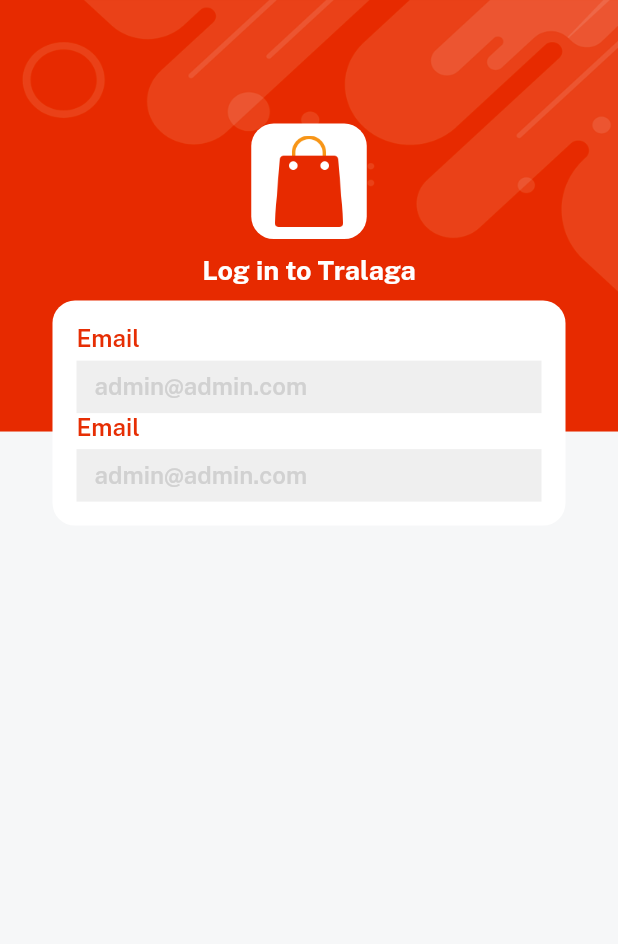
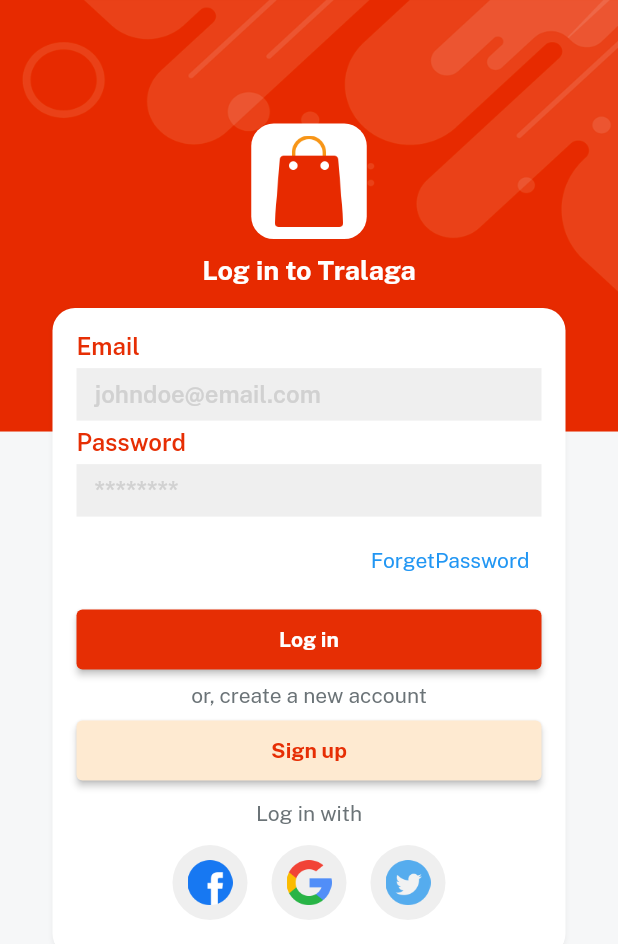
Before and after one commit to hayderr-glitch/iragam, a Flutter app: the screen it shows after launch, on a phone screen of 412 x 824 dp. Shown: the top 944 px of the screen. Run offline on Flutter 3.47's test engine with Material 2 defaults, Android fonts, the phone set to English and light mode, and no system bars; our stand-ins replace get, velocity_x.

Commit message:
sign up screen

```diff
--- a/lib/consts/colors.dart
+++ b/lib/consts/colors.dart
@@ -7,3 +7,4 @@ const Color whiteColor = Color.fromRGBO(255, 255, 255, 1);
 const Color lightGrey = Color.fromRGBO(239, 239, 239, 1);
 const Color redColor = Color.fromRGBO(230, 46, 4, 1);
 const Color golden = Color.fromRGBO(255, 168, 0, 1);
+const Color lightgolden = Color(0xfffEEAD1);
--- /dev/null
+++ b/lib/consts/lists.dart
@@ -0,0 +1,3 @@
+import 'package:tralaga/consts/images.dart';
+
+const socialIconList = [icFacebookLogo, icGoogleLogo, icTwitterLogo];
--- a/lib/consts/strings.dart
+++ b/lib/consts/strings.dart
@@ -2,6 +2,14 @@ const appname = "Tralaga";
 const appversion = "Version 1.0.0";
 const credits = "@Xeplas";
 const email = "Email";
-const emailHint = "admin@admin.com";
+const emailHint = "johndoe@email.com";
 const password = "Password";
 const passwordHint = "********";
+const retypePassword = "Retype Password";
+const name = "Name";
+const nameHint = "John Doe";
+const forgetPassword = "ForgetPassword";
+const login = "Log in";
+const signup = "Sign up";
+const createNewAccount = "or, create a new account";
+const loginWith = "Log in with";
--- a/lib/views/auth_screen/login_screen.dart
+++ b/lib/views/auth_screen/login_screen.dart
@@ -1,15 +1,23 @@
 import 'package:flutter/material.dart';
+import 'package:get/get.dart';
+import 'package:get/get_core/src/get_main.dart';
 import 'package:tralaga/consts/consts.dart';
+import 'package:tralaga/consts/lists.dart';
+import 'package:tralaga/views/auth_screen/signup_screen.dart';
 import 'package:tralaga/widgets_common/applogo_widget.dart';
 import 'package:tralaga/widgets_common/bg_widget.dart';
 import 'package:tralaga/widgets_common/custom_textfield.dart';
+
+import '../../widgets_common/our_button.dart';
 
 class LoginScreen extends StatelessWidget {
   const LoginScreen({Key? key}) : super(key: key);
 
   @override
   Widget build(BuildContext context) {
-    return bgWidget(child: Scaffold(
+    return bgWidget(
+        child: Scaffold(
+      resizeToAvoidBottomInset: false,
       body: Center(
         child: Center(
           child: Column(
@@ -18,13 +26,62 @@ class LoginScreen extends StatelessWidget {
               applogoWidget(),
               10.heightBox,
               "Log in to $appname".text.fontFamily(bold).white.size(18).make(),
-              10.heightBox,
+              15.heightBox,
               Column(
                 children: [
-                  customTextField(),
-                  customTextField(),
+                  customTextField(hint: emailHint, title: email),
+                  customTextField(hint: passwordHint, title: password),
+                  Align(
+                      alignment: Alignment.centerRight,
+                      child: TextButton(
+                          onPressed: () {}, child: forgetPassword.text.make())),
+                  5.heightBox,
+                  ourButton(
+                          color: redColor,
+                          title: login,
+                          textColor: whiteColor,
+                          onPress: () {})
+                      .box
+                      .width(context.screenWidth - 50)
+                      .make(),
+                  5.heightBox,
+                  createNewAccount.text.color(fontGrey).make(),
+                  5.heightBox,
+                  ourButton(
+                      color: lightgolden,
+                      title: signup,
+                      textColor: redColor,
+                      onPress: () {
+                        Get.to(() => const SignupScreen());
+                      }).box.width(context.screenWidth - 50).make(),
+                  10.heightBox,
+                  loginWith.text.color(fontGrey).make(),
+                  5.heightBox,
+                  Row(
+                    mainAxisAlignment: MainAxisAlignment.center,
+                    children: List.generate(
+                        3,
+                        (index) => Padding(
+                              padding: const EdgeInsets.all(8.0),
+                              child: CircleAvatar(
+                                backgroundColor: lightGrey,
+                                radius: 25,
+                                child: Image.asset(
+                                  socialIconList[index],
+                                  width: 30,
+                                ),
+                              ),
+                            )),
+                  ),
                 ],
-              ).box.white.rounded.padding(const EdgeInsets.all(16)).width(context.screenWidth-70).make()
+              )
+                  .box
+                  .white
+                  .rounded
+                  .padding(const EdgeInsets.all(16))
+                  .width(context.screenWidth - 70)
+                  .shadowSm
+                  .make()
             ],
           ),
         ),
--- a/lib/widgets_common/custom_textfield.dart
+++ b/lib/widgets_common/custom_textfield.dart
@@ -1,24 +1,26 @@
 import 'package:tralaga/consts/consts.dart';
 
-Widget customTextField() {
+Widget customTextField({String? title,String? hint,controller,}) {
   return Column(
     crossAxisAlignment: CrossAxisAlignment.start,
     children: [
-      email.text.color(redColor).fontFamily(semibold).size(16).make(),
+      title!.text.color(redColor).fontFamily(semibold).size(16).make(),
       5.heightBox,
       TextFormField(
-        decoration: const InputDecoration(
+        controller: controller,
+        decoration: InputDecoration(
           hintStyle: TextStyle(
             fontFamily: semibold,
             color: textfieldGrey,
           ),
-          hintText: emailHint,
+          hintText: hint,
           isDense: true,
           fillColor: lightGrey,
           filled: true,
           border: InputBorder.none,
           focusedBorder: OutlineInputBorder(borderSide: BorderSide(color: redColor)),),
-      )
+      ),
+      5.heightBox
     ],
   );
 }
--- /dev/null
+++ b/lib/widgets_common/our_button.dart
@@ -0,0 +1,13 @@
+import 'package:tralaga/consts/consts.dart';
+
+Widget ourButton({onPress, color, textColor,String? title}) {
+  return ElevatedButton(
+    style: ElevatedButton.styleFrom(
+      primary: color,
+      padding: const EdgeInsets.all(12),
+    ),
+      onPressed:
+      onPress,
+      child: title!.text.color(textColor).fontFamily(bold).make(),
+  );
+}
```
Also changed, not shown: lib/views/auth_screen/signup_screen.dart (added, +59 -0 lines).
